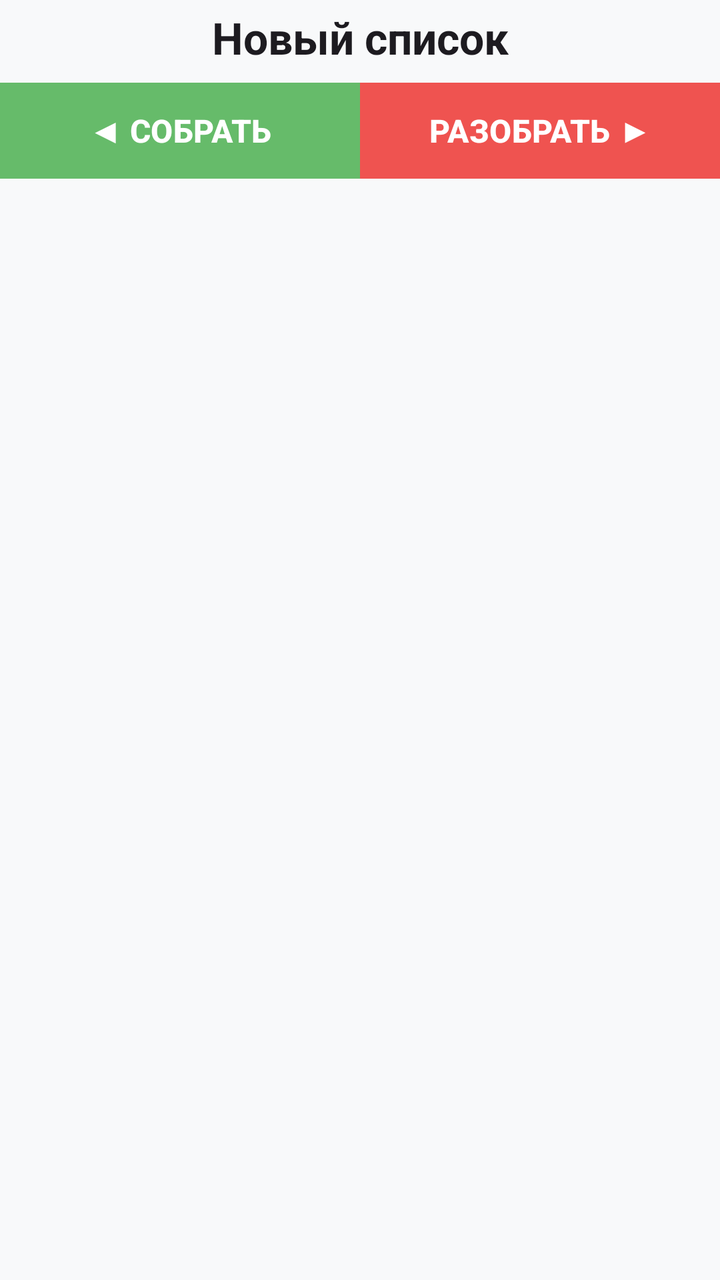
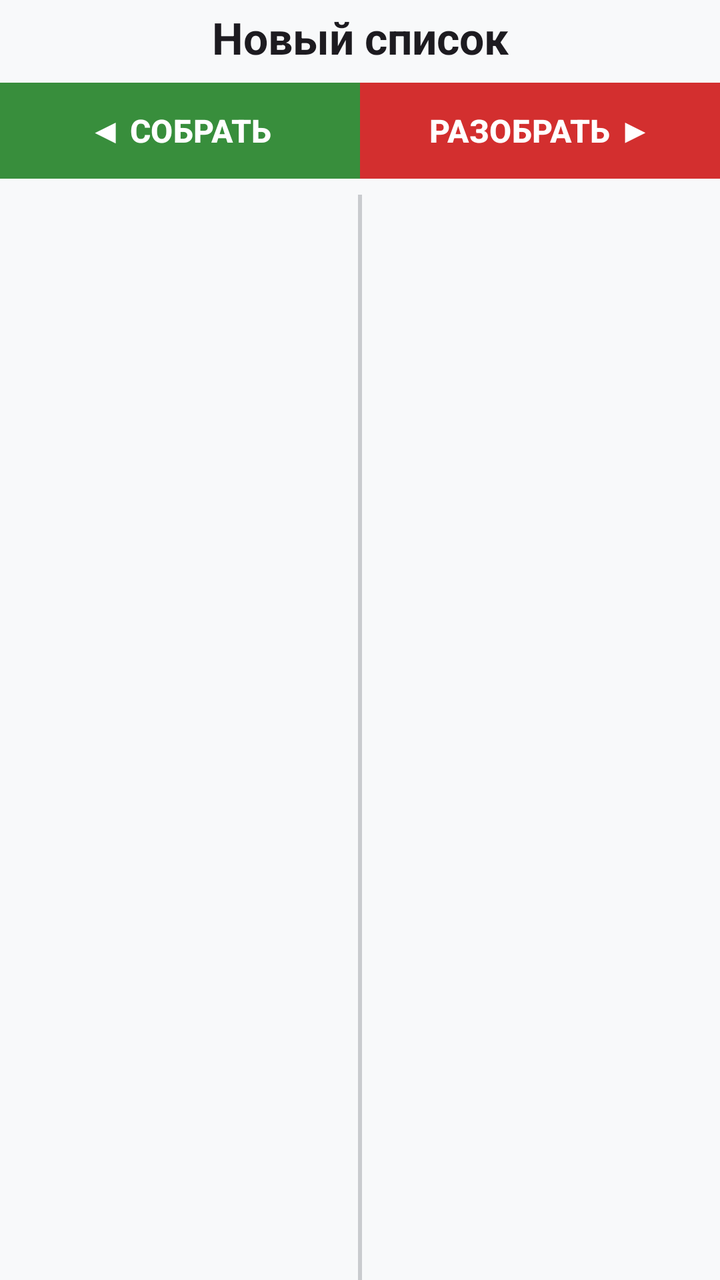

Two renders of the same Android screen: before a commit and after it. Below are the layout's source before the change and the commit's diff.
<!-- AndroidManifest.xml: application theme Theme.FocusApp -->
<!-- res/layout/activity_list_detail.xml -->
<?xml version="1.0" encoding="utf-8"?>
<androidx.constraintlayout.widget.ConstraintLayout xmlns:android="http://schemas.android.com/apk/res/android"
    xmlns:app="http://schemas.android.com/apk/res-auto"
    android:layout_width="match_parent"
    android:layout_height="match_parent"
    android:background="?android:attr/windowBackground">

    
    
    
    <androidx.constraintlayout.widget.ConstraintLayout
        android:id="@+id/topPanel"
        android:layout_width="match_parent"
        android:layout_height="wrap_content"
        android:paddingStart="16dp"
        android:paddingEnd="16dp"
        android:paddingTop="4dp"
        android:paddingBottom="4dp"
        android:background="?android:attr/windowBackground"
        app:layout_constraintTop_toTopOf="parent"
        app:layout_constraintStart_toStartOf="parent"
        app:layout_constraintEnd_toEndOf="parent">

        
        <TextView
            android:id="@+id/tvListTitle"
            android:layout_width="0dp"
            android:layout_height="wrap_content"
            android:text="Новый список"
            android:textSize="22sp"
            android:textStyle="bold"
            android:gravity="center"
            android:maxLines="1"
            android:ellipsize="end"
            android:textColor="?android:attr/textColorPrimary"
            app:layout_constraintStart_toStartOf="parent"
            app:layout_constraintEnd_toEndOf="parent"
            app:layout_constraintTop_toTopOf="parent"
            app:layout_constraintBottom_toBottomOf="parent" />

    </androidx.constraintlayout.widget.ConstraintLayout>

    
    
    
    <LinearLayout
        android:id="@+id/actionButtonsContainer"
        android:layout_width="0dp"
        android:layout_height="wrap_content"
        android:orientation="horizontal"
        android:gravity="center"
        android:background="?android:attr/windowBackground"
        android:paddingStart="0dp"
        android:paddingEnd="0dp"
        android:paddingTop="0dp"
        android:paddingBottom="0dp"
        app:layout_constraintTop_toBottomOf="@id/topPanel"
        app:layout_constraintStart_toStartOf="parent"
        app:layout_constraintEnd_toEndOf="parent">

        
        <com.google.android.material.button.MaterialButton
            android:id="@+id/btnAssemble"
            style="@style/Widget.Material3.Button"
            android:layout_width="0dp"
            android:layout_height="56dp"
            android:layout_weight="1"
            android:layout_marginEnd="0dp"
            android:text="@string/btn_assemble"
            android:textSize="16sp"
            android:textStyle="bold"
            android:textColor="@android:color/white"
            app:backgroundTint="@color/success_dark"
            app:cornerRadius="0dp"
            android:insetLeft="0dp"
            android:insetRight="0dp"
            app:iconPadding="0dp" />

        
        <com.google.android.material.button.MaterialButton
            android:id="@+id/btnDisassemble"
            style="@style/Widget.Material3.Button"
            android:layout_width="0dp"
            android:layout_height="56dp"
            android:layout_weight="1"
            android:layout_marginStart="0dp"
            android:text="@string/btn_disassemble"
            android:textSize="16sp"
            android:textStyle="bold"
            android:textColor="@android:color/white"
            app:backgroundTint="@color/error_dark"
            app:cornerRadius="0dp"
            android:insetLeft="0dp"
            android:insetRight="0dp"
            app:iconPadding="0dp" />

    </LinearLayout>

    
    
    
    <androidx.constraintlayout.widget.ConstraintLayout
        android:id="@+id/listsContainer"
        android:layout_width="0dp"
        android:layout_height="0dp"
        android:layout_marginTop="4dp"
        android:layout_marginStart="8dp"
        android:layout_marginEnd="8dp"
        app:layout_constraintTop_toBottomOf="@id/actionButtonsContainer"
        app:layout_constraintBottom_toBottomOf="parent"
        app:layout_constraintStart_toStartOf="parent"
        app:layout_constraintEnd_toEndOf="parent">

        <androidx.constraintlayout.widget.Guideline
            android:id="@+id/guideline_center"
            android:layout_width="wrap_content"
            android:layout_height="wrap_content"
            android:orientation="vertical"
            app:layout_constraintGuide_percent="0.5" />

        <View
            android:layout_width="2dp"
            android:layout_height="0dp"
            android:background="?android:attr/textColorSecondary"
            android:alpha="0.3"
            app:layout_constraintStart_toStartOf="@id/guideline_center"
            app:layout_constraintEnd_toEndOf="@id/guideline_center"
            app:layout_constraintTop_toTopOf="parent"
            app:layout_constraintBottom_toBottomOf="parent" />

        <androidx.recyclerview.widget.RecyclerView
            android:id="@+id/rvLeft"
            android:layout_width="0dp"
            android:layout_height="0dp"
            android:layout_marginTop="4dp"
            android:layout_marginEnd="4dp"
            android:clipToPadding="false"
            android:paddingBottom="8dp"
            app:layout_constraintStart_toStartOf="parent"
            app:layout_constraintEnd_toStartOf="@id/guideline_center"
            app:layout_constraintTop_toTopOf="parent"
            app:layout_constraintBottom_toBottomOf="parent" />

        <androidx.recyclerview.widget.RecyclerView
            android:id="@+id/rvRight"
            android:layout_width="0dp"
            android:layout_height="0dp"
            android:layout_marginTop="4dp"
            android:layout_marginStart="4dp"
            android:clipToPadding="false"
            android:paddingBottom="8dp"
            app:layout_constraintStart_toStartOf="@id/guideline_center"
            app:layout_constraintEnd_toEndOf="parent"
            app:layout_constraintTop_toTopOf="parent"
            app:layout_constraintBottom_toBottomOf="parent" />

    </androidx.constraintlayout.widget.ConstraintLayout>

</androidx.constraintlayout.widget.ConstraintLayout>
<!-- resources referenced by this layout -->
<resources>
  <color name="error_dark">#EF5350</color>
  <color name="success_dark">#66BB6A</color>
  <string name="btn_assemble">◀ СОБРАТЬ</string>
  <string name="btn_disassemble">РАЗОБРАТЬ ▶</string>
  <style name="Theme.FocusApp" parent="Theme.Material3.DayNight.NoActionBar">
          
          <item name="colorPrimary">@color/primary</item>
          <item name="colorPrimaryContainer">@color/primary_container</item>
          <item name="colorSecondary">@color/secondary</item>
          <item name="colorTertiary">@color/tertiary</item>
  
          
          <item name="colorOnPrimary">@color/on_primary</item>
          <item name="colorOnSurface">@color/on_surface</item>
          <item name="colorOnSurfaceVariant">@color/on_surface_secondary</item>
  
          
          <item name="colorSurface">@color/surface</item>
          <item name="colorSurfaceVariant">@color/surface_variant</item>
          <item name="android:colorBackground">@color/background</item>
  
          
          <item name="android:statusBarColor">@color/status_bar</item>
  
          
          <item name="android:navigationBarColor">@color/surface</item>
  
          
          <item name="android:forceDarkAllowed" tools:targetApi="q">false</item>
      </style>
  <color name="primary">#1A73E8</color>
  <color name="primary_container">#D2E3FC</color>
  <color name="secondary">#03DAC6</color>
  <color name="tertiary">#FF6B6B</color>
  <color name="on_primary">#FFFFFF</color>
  <color name="on_surface">#202124</color>
  <color name="on_surface_secondary">#5F6368</color>
  <color name="surface">#FFFFFF</color>
  <color name="surface_variant">#F5F5F5</color>
  <color name="background">#F8F9FA</color>
  <color name="status_bar">#FFFFFF</color>
</resources>

<!-- the commit's change to res/layout/activity_list_detail.xml (unified diff, before → after) -->
@@ -5,8 +5,6 @@
     android:layout_height="match_parent"
     android:background="?android:attr/windowBackground">
 
-    
-    
     
     <androidx.constraintlayout.widget.ConstraintLayout
         android:id="@+id/topPanel"
@@ -21,7 +19,6 @@
         app:layout_constraintStart_toStartOf="parent"
         app:layout_constraintEnd_toEndOf="parent">
 
-        
         <TextView
             android:id="@+id/tvListTitle"
             android:layout_width="0dp"
@@ -41,8 +38,6 @@
     </androidx.constraintlayout.widget.ConstraintLayout>
 
     
-    
-    
     <LinearLayout
         android:id="@+id/actionButtonsContainer"
         android:layout_width="0dp"
@@ -50,45 +45,37 @@
         android:orientation="horizontal"
         android:gravity="center"
         android:background="?android:attr/windowBackground"
-        android:paddingStart="0dp"
-        android:paddingEnd="0dp"
-        android:paddingTop="0dp"
-        android:paddingBottom="0dp"
         app:layout_constraintTop_toBottomOf="@id/topPanel"
         app:layout_constraintStart_toStartOf="parent"
         app:layout_constraintEnd_toEndOf="parent">
 
-        
         <com.google.android.material.button.MaterialButton
             android:id="@+id/btnAssemble"
             style="@style/Widget.Material3.Button"
             android:layout_width="0dp"
             android:layout_height="56dp"
             android:layout_weight="1"
-            android:layout_marginEnd="0dp"
             android:text="@string/btn_assemble"
             android:textSize="16sp"
             android:textStyle="bold"
             android:textColor="@android:color/white"
-            app:backgroundTint="@color/success_dark"
+            app:backgroundTint="@color/list_assemble_button"
             app:cornerRadius="0dp"
             android:insetLeft="0dp"
             android:insetRight="0dp"
             app:iconPadding="0dp" />
 
-        
         <com.google.android.material.button.MaterialButton
             android:id="@+id/btnDisassemble"
             style="@style/Widget.Material3.Button"
             android:layout_width="0dp"
             android:layout_height="56dp"
             android:layout_weight="1"
-            android:layout_marginStart="0dp"
             android:text="@string/btn_disassemble"
             android:textSize="16sp"
             android:textStyle="bold"
             android:textColor="@android:color/white"
-            app:backgroundTint="@color/error_dark"
+            app:backgroundTint="@color/list_disassemble_button"
             app:cornerRadius="0dp"
             android:insetLeft="0dp"
             android:insetRight="0dp"
@@ -96,8 +83,6 @@
 
     </LinearLayout>
 
-    
-    
     
     <androidx.constraintlayout.widget.ConstraintLayout
         android:id="@+id/listsContainer"
@@ -118,7 +103,9 @@
             android:orientation="vertical"
             app:layout_constraintGuide_percent="0.5" />
 
+        
         <View
+            android:id="@+id/dividerCenter"
             android:layout_width="2dp"
             android:layout_height="0dp"
             android:background="?android:attr/textColorSecondary"
<!-- resource entries referenced after the edit -->
@@ -1,7 +1,7 @@
 <!-- resources referenced by this layout -->
 <resources>
-  <color name="error_dark">#EF5350</color>
-  <color name="success_dark">#66BB6A</color>
+  <color name="list_assemble_button">#388E3C</color>
+  <color name="list_disassemble_button">#D32F2F</color>
   <string name="btn_assemble">◀ СОБРАТЬ</string>
   <string name="btn_disassemble">РАЗОБРАТЬ ▶</string>
   <style name="Theme.FocusApp" parent="Theme.Material3.DayNight.NoActionBar">
